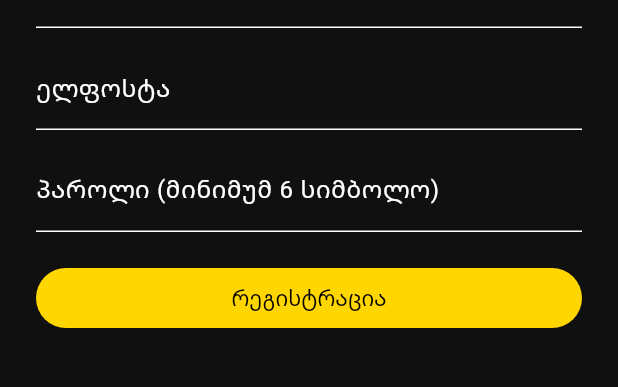
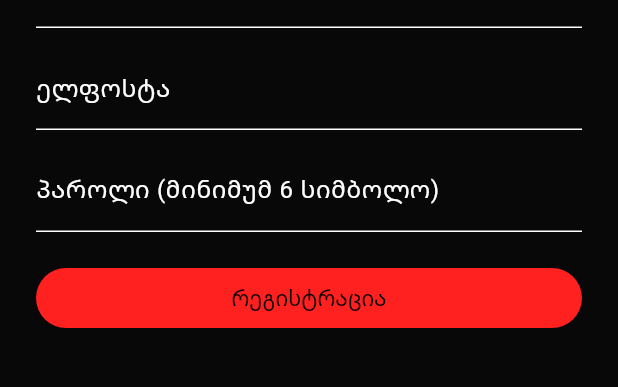
Before and after one commit to juguliwiklauri/VYRO, a Flutter app: the screen it shows after launch, after a tap on "ანგარიშის შექმნა", on a phone screen of 412 x 824 dp, the part 278-665 px from its top. Run offline on Flutter 3.47's test engine with Material 3 defaults, Android fonts, the phone set to English and light mode, and no system bars; our stand-ins replace cloud_firestore, firebase_auth, firebase_core, firebase_storage, image_picker, video_player; accounts and stored records are empty.

Commit message:
Update main.dart

```diff
--- a/lib/main.dart
+++ b/lib/main.dart
@@ -12,21 +12,22 @@ Future<void> main() async {
     options: DefaultFirebaseOptions.currentPlatform,
   );
 
-  runApp(const VyroApp());
+  runApp(const TurboApp());
 }
 
-class VyroApp extends StatelessWidget {
-  const VyroApp({super.key});
+class TurboApp extends StatelessWidget {
+  const TurboApp({super.key});
 
   @override
   Widget build(BuildContext context) {
     return MaterialApp(
       debugShowCheckedModeBanner: false,
-      title: 'VYRO',
+      title: 'TURBO',
       theme: ThemeData.dark().copyWith(
-        scaffoldBackgroundColor: const Color(0xFF101010),
+        scaffoldBackgroundColor: const Color(0xFF080808),
         colorScheme: const ColorScheme.dark(
-          primary: Color(0xFFFFD600),
+          primary: Color(0xFFFF2020),
+          secondary: Color(0xFFFF5A36),
         ),
       ),
       home: const AuthGate(),
```
